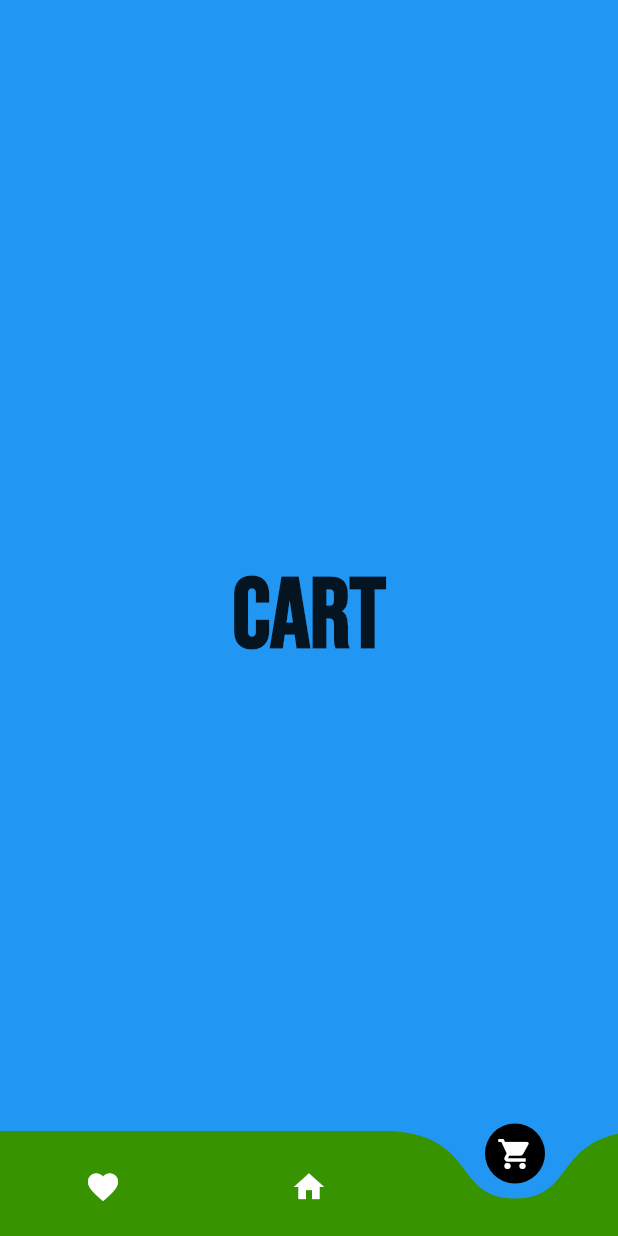
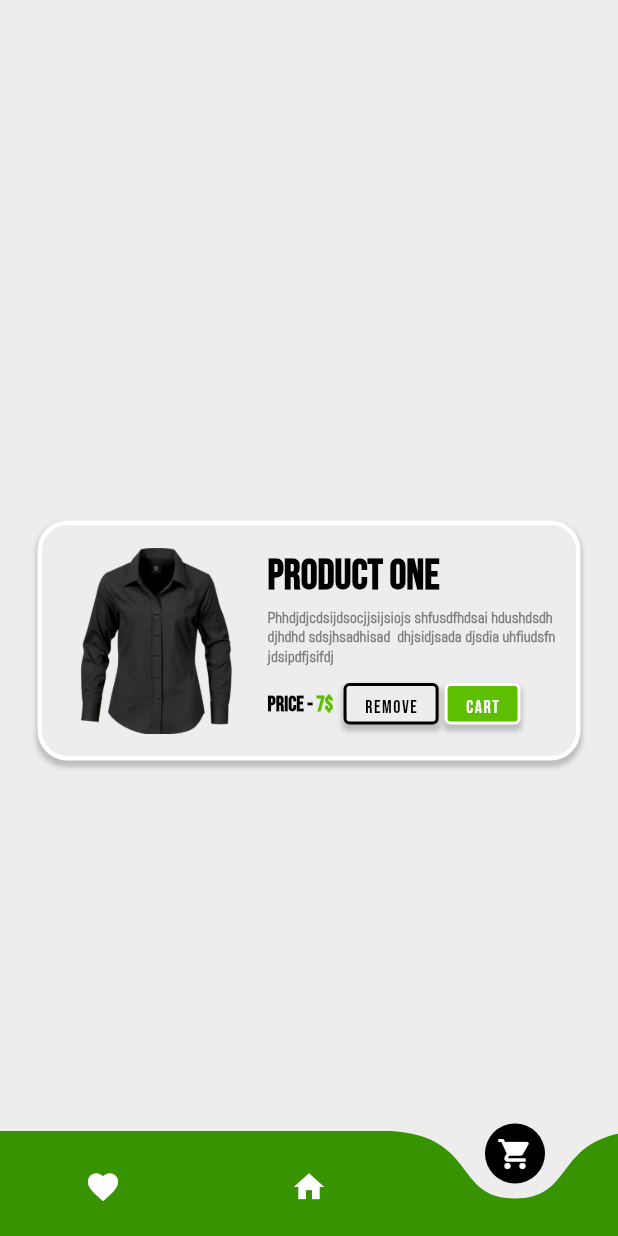
Before and after one commit to soiz11/smart-fiton, a Flutter app: the CusBottomNavBar screen opened directly, item 3 of the bottom bar chosen, on a phone screen of 412 x 824 dp. Run offline on Flutter 3.47's test engine with Material 2 defaults, Android fonts, the phone set to English and light mode, and no system bars; drawn by our look-alikes of curved_navigation_bar; our stand-ins replace cloud_firestore, firebase_auth, firebase_core, flutter_styled_toast, fluttertoast, hexcolor; accounts and stored records are empty.

Commit message:
short btn, long card 90% completed

```diff
--- a/lib/main.dart
+++ b/lib/main.dart
@@ -3,6 +3,7 @@
 import 'package:flutter/material.dart';
 import 'package:fluttertoast/fluttertoast.dart';
 import 'package:provider/provider.dart';
+import 'package:smart_fit_on/cus_bottomnavbar.dart';
 import 'package:smart_fit_on/models/UserModel.dart';
 import 'package:smart_fit_on/services/auth.dart';
 //import 'package:smart_fit_on/views/authentication/login.dart';
@@ -41,7 +42,8 @@ class MyApp extends StatelessWidget {
         debugShowCheckedModeBanner: false,
         home: Scaffold(
           //backgroundColor: AppColors.bodyGrey,
-          body: Login(),
+          body: CusBottomNavBar(),
+          //Login(),
         ),
       ),
     );
@@ -51,7 +53,7 @@ class MyApp extends StatelessWidget {
 
       home: Wrapper(),
       //home: Wrapper(),
-      //CusBottomNavBar(),
+      CusBottomNavBar(),
     ); */
   }
 }
--- /dev/null
+++ b/lib/views/components/long_card.dart
@@ -0,0 +1,160 @@
+import 'package:flutter/material.dart';
+import 'package:smart_fit_on/assets/colors/colors.dart';
+import 'package:smart_fit_on/views/components/short_btn.dart';
+
+class LongCard extends StatefulWidget {
+  const LongCard({super.key});
+
+  @override
+  State<LongCard> createState() => _LongCardState();
+}
+
+const bool isFavourites = true;
+
+class _LongCardState extends State<LongCard> {
+  @override
+  Widget build(BuildContext context) {
+    return Container(
+      padding: EdgeInsets.symmetric(vertical: 15, horizontal: 10),
+      height: 160,
+      decoration: BoxDecoration(
+        color: AppColors.bodyGrey,
+        border: Border.all(color: Colors.white, width: 3),
+        borderRadius: BorderRadius.circular(20),
+        boxShadow: [
+          BoxShadow(
+            color: Colors.grey.withOpacity(0.6),
+            spreadRadius: 1,
+            blurRadius: 2,
+            offset: const Offset(0, 3), // changes position of shadow
+          ),
+        ],
+      ),
+      child: Row(
+        children: [
+          Expanded(
+            flex: 2,
+            child: Container(
+              decoration: BoxDecoration(
+                //color: Colors.blue,
+                borderRadius: BorderRadius.circular(20),
+              ),
+              child: Image.asset(
+                "lib/assets/images/shirt.png", // Replace with the actual asset path of your image
+                fit: BoxFit.cover, // Adjust the fit as needed
+              ),
+            ),
+          ),
+          const SizedBox(width: 10),
+          Expanded(
+            flex: 3,
+            child: Container(
+              decoration: const BoxDecoration(
+                  //color: Colors.green,
+                  ),
+              child: Column(
+                children: [
+                  Expanded(
+                    flex: 2,
+                    child: Container(
+                      decoration: const BoxDecoration(
+                          // color: Color.fromARGB(255, 243, 114, 33),
+                          ),
+                      child: const Align(
+                        alignment: Alignment.centerLeft,
+                        child: // Adjust padding as needed
+                            Text(
+                          'PRODUCT ONE',
+                          style: TextStyle(
+                            color: Colors.black,
+                            fontSize: 28,
+                            fontFamily: "main",
+                            fontWeight: FontWeight.bold,
+                          ),
+                        ),
+                      ),
+                    ),
+                  ),
+                  Expanded(
+                    flex: 2,
+                    child: Container(
+                      decoration: const BoxDecoration(
+                          // color: Color.fromARGB(255, 33, 243, 89),
+                          ),
+                      child: const Align(
+                        alignment: Alignment.centerLeft,
+                        child: // Adjust padding as needed
+                            Text(
+                          'Phhdjdjcdsijdsocjjsijsiojs shfusdfhdsai hdushdsdh djhdhd sdsjhsadhisad  dhjsidjsada djsdia uhfiudsfn jdsipdfjsifdj',
+                          style: TextStyle(
+                            color: AppColors.textGrey,
+                            fontSize: 10,
+                            fontFamily: "secondary",
+                            fontWeight: FontWeight.bold,
+                          ),
+                        ),
+                      ),
+                    ),
+                  ),
+                  const SizedBox(height: 5),
+                  Expanded(
+                    flex: 2,
+                    child: Container(
+                      decoration: const BoxDecoration(
+                          // color: Color.fromARGB(255, 173, 33, 243),
+                          ),
+                      child: Row(
+                        children: [
+                          isFavourites
+                              ? Container(
+                                  child: Row(
+                                    children: [
+                                      const Text(
+                                        "Price - ",
+                                        style: TextStyle(
+                                          color: Colors.black,
+                                          fontSize: 14,
+                                          fontFamily: "main",
+                                          fontWeight: FontWeight.bold,
+                                        ),
+                                      ),
+                                      const Text(
+                                        "7\$",
+                                        style: TextStyle(
+                                          color: AppColors.mainGreen,
+                                          fontSize: 14,
+                                          fontFamily: "main",
+                                          fontWeight: FontWeight.bold,
+                                        ),
+                                      ),
+                                      const SizedBox(width: 5),
+                                      ShortBtn(
+                                          btnColor: AppColors.bodyGrey,
+                                          btnText: "REMOVE",
+                                          btnTextColor: Colors.black,
+                                          isBorderBlack: true,
+                                          onTap: () {}),
+                                      ShortBtn(
+                                          btnColor: AppColors.mainGreen,
+                                          btnText: "CART",
+                                          btnTextColor: Colors.white,
+                                          isBorderBlack: false,
+                                          onTap: () {}),
+                                    ],
+                                  ),
+                                ) // Widget to render when isFav is true
+                              : const Text(
+                                  "CART"), // Widget to render when isFav is false
+                        ],
+                      ),
+                    ),
+                  ),
+                ],
+              ),
+            ),
+          ),
+        ],
+      ),
+    );
+  }
+}
--- /dev/null
+++ b/lib/views/components/short_btn.dart
@@ -0,0 +1,73 @@
+import 'package:flutter/material.dart';
+
+// ignore: must_be_immutable
+class ShortBtn extends StatelessWidget {
+  final Color btnColor;
+  final Color btnTextColor;
+  final String btnText;
+  final bool isBorderBlack;
+  final Function()? onTap;
+  IconData? icon;
+  bool? isIcon;
+
+  ShortBtn({
+    super.key,
+    required this.btnColor,
+    required this.btnText,
+    required this.btnTextColor,
+    required this.isBorderBlack,
+    required this.onTap,
+    this.icon,
+    this.isIcon = false,
+  });
+
+  @override
+  Widget build(BuildContext context) {
+    return GestureDetector(
+        onTap: onTap,
+        child: Container(
+          padding: const EdgeInsets.symmetric(horizontal: 12),
+          margin: const EdgeInsets.symmetric(vertical: 6, horizontal: 2),
+          decoration: BoxDecoration(
+            color: btnColor,
+            borderRadius: BorderRadius.circular(4),
+            boxShadow: [
+              BoxShadow(
+                color: Colors.grey.withOpacity(0.6),
+                spreadRadius: 1,
+                blurRadius: 2,
+                offset: const Offset(0, 3), // changes position of shadow
+              ),
+            ],
+            border: isBorderBlack
+                ? Border.all(color: Colors.black, width: 2)
+                : Border.all(color: Colors.white, width: 2),
+          ),
+          child: Center(
+            child: Transform.translate(
+              offset: const Offset(0, 2),
+              child: Row(
+                mainAxisAlignment: MainAxisAlignment.center,
+                children: [
+                  Text(
+                    btnText,
+                    style: TextStyle(
+                        color: btnTextColor,
+                        fontFamily: "main",
+                        fontSize: 12,
+                        letterSpacing: 1.0),
+                  ),
+                  isIcon == false
+                      ? const SizedBox.shrink()
+                      : Icon(
+                          icon,
+                          color: Colors.white,
+                          size: 40,
+                        ),
+                ],
+              ),
+            ),
+          ),
+        ));
+  }
+}
--- a/lib/views/cus_screens/cus_cart.dart
+++ b/lib/views/cus_screens/cus_cart.dart
@@ -1,4 +1,7 @@
 import 'package:flutter/material.dart';
+import 'package:smart_fit_on/views/components/long_card.dart';
+import 'package:smart_fit_on/views/components/short_btn.dart';
+import 'package:smart_fit_on/assets/colors/colors.dart';
 
 class CusCart extends StatefulWidget {
   const CusCart({super.key});
@@ -10,18 +13,48 @@ class CusCart extends StatefulWidget {
 class _CusCartState extends State<CusCart> {
   @override
   Widget build(BuildContext context) {
-    return const Scaffold(
-      backgroundColor: Colors.blue,
-      body: Center(
-        child: Text(
-          "Cart",
-          style: TextStyle(
-            fontFamily: "Main",
-            fontSize: 66,
-            fontWeight: FontWeight.bold,
+    return const MaterialApp(
+      debugShowCheckedModeBanner: false,
+      home: Scaffold(
+          backgroundColor: AppColors.bodyGrey,
+          body: Padding(
+            padding: const EdgeInsets.symmetric(
+              horizontal: 25.0,
+            ),
+            child: Center(
+              child: SingleChildScrollView(
+                physics: const AlwaysScrollableScrollPhysics(),
+                child: Column(
+                  //mainAxisAlignment: MainAxisAlignment.center,
+                  crossAxisAlignment: CrossAxisAlignment.center,
+                  children: [
+                    const SizedBox(height: 30),
+                    /*
+                    GestureDetector(
+                      child: ShortBtn(
+                        btnColor: AppColors.bodyGrey,
+                        btnText: "REMOVE",
+                        btnTextColor: Colors.black,
+                        isBorderBlack: true,
+                        onTap: () {},
+                      ),
+                    ),*/
+                    const LongCard(),
+                  ],
+                ),
+              ),
+            ),
+          )
+
+          //Text(
+          //   "Cart",
+          //   style: TextStyle(
+          //     fontFamily: "Main",
+          //     fontSize: 66,
+          //     fontWeight: FontWeight.bold,
+          //   ),
+          // ),
           ),
-        ),
-      ),
     );
   }
 }
```
Also changed, not shown: lib/assets/images/shirt.png (added).
